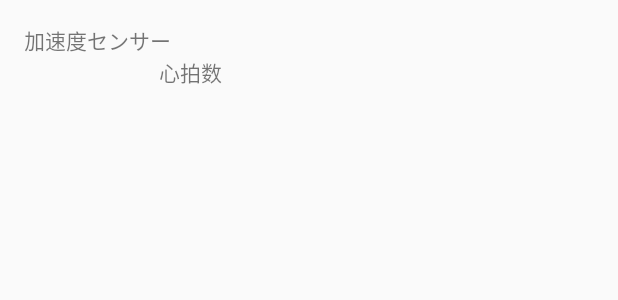
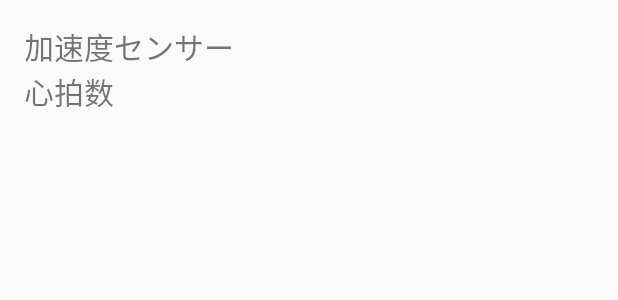
Before and after one commit to kato-takashi/WearMessageApi, an Android app: the layout activity_main.xml on its own in the app's theme, with its tools: preview values and no code run, on a phone screen of 412 x 824 dp. Shown: the top 300 px of the screen. Run offline under Robolectric (Android 15) with nearby library versions, the phone set to English and light mode, and no system bars.

Commit message:
mobileのテキストサイズの変更

```diff
--- a/WearMessageApi/mobile/src/main/res/layout/activity_main.xml
+++ b/WearMessageApi/mobile/src/main/res/layout/activity_main.xml
@@ -13,15 +13,16 @@
         android:layout_width="match_parent"
         android:layout_height="wrap_content"
         android:text="@string/accelero"
+        android:textSize="20sp"
          />
 
     <TextView
         android:layout_below="@+id/acceleroText"
-        android:layout_marginLeft="90dp"
         android:id="@+id/hbText"
         android:layout_width="match_parent"
         android:layout_height="wrap_content"
         android:text="@string/heatbeat"
+        android:textSize="20sp"
          />
 
 </RelativeLayout>
```
Also changed, not shown: WearMessageApi/wear/src/main/java/com/lucky_ponies/katotakashi/wearmessageapi/MainActivity.java (+7 -0 lines).
